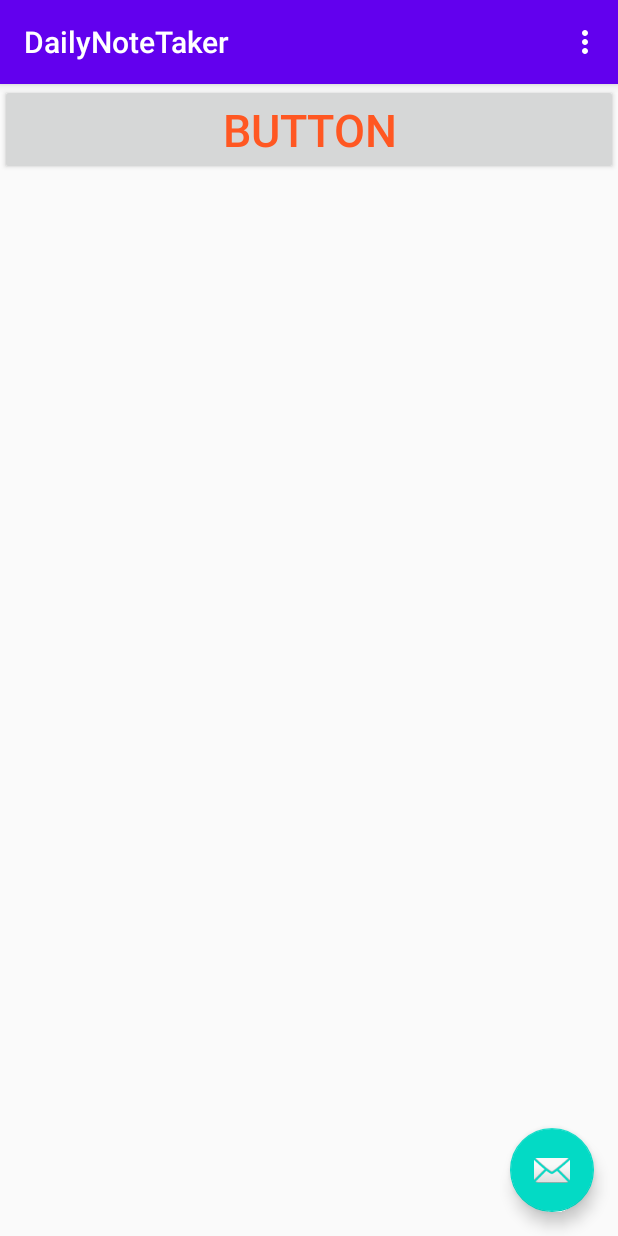
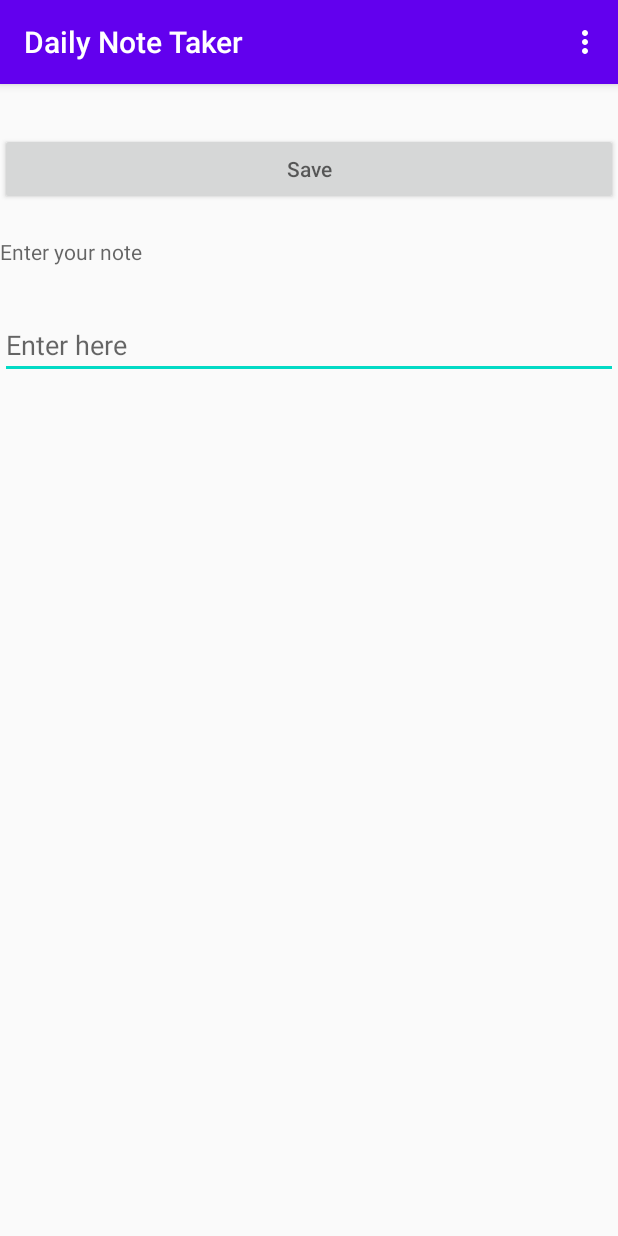
Before and after one commit to palsreturn2/DailyNoteTaker, an Android app: the screen it shows after launch (MainActivity), on a phone screen of 412 x 824 dp. Run offline under Robolectric (Android 15) with nearby library versions, the phone set to English and light mode, and no system bars.

Commit message:
Layout and button working

```diff
--- a/app/src/main/java/com/example/dailynotetaker/MainActivity.java
+++ b/app/src/main/java/com/example/dailynotetaker/MainActivity.java
@@ -1,5 +1,7 @@
 package com.example.dailynotetaker;
 
+import android.content.Context;
+import android.content.Intent;
 import android.os.Bundle;
 
 import com.google.android.material.floatingactionbutton.FloatingActionButton;
@@ -11,6 +13,8 @@ import androidx.appcompat.widget.Toolbar;
 import android.view.View;
 import android.view.Menu;
 import android.view.MenuItem;
+import android.widget.EditText;
+import android.widget.Toast;
 
 public class MainActivity extends AppCompatActivity {
 
@@ -20,15 +24,6 @@ public class MainActivity extends AppCompatActivity {
         setContentView(R.layout.activity_main);
         Toolbar toolbar = findViewById(R.id.toolbar);
         setSupportActionBar(toolbar);
-
-        FloatingActionButton fab = findViewById(R.id.fab);
-        fab.setOnClickListener(new View.OnClickListener() {
-            @Override
-            public void onClick(View view) {
-                Snackbar.make(view, "Replace with your own action", Snackbar.LENGTH_LONG)
-                        .setAction("Action", null).show();
-            }
-        });
     }
 
     @Override
@@ -52,4 +47,10 @@ public class MainActivity extends AppCompatActivity {
 
         return super.onOptionsItemSelected(item);
     }
+    public void showTextBoxMessage(View view)
+    {
+        Context context = getApplicationContext();
+        EditText textinput = (EditText)findViewById(R.id.textInput);
+        Toast.makeText(context,textinput.getText().toString(), Toast.LENGTH_LONG).show();
+    }
 }
--- a/app/src/main/res/layout/activity_main.xml
+++ b/app/src/main/res/layout/activity_main.xml
@@ -16,18 +16,59 @@
             android:layout_width="match_parent"
             android:layout_height="?attr/actionBarSize"
             android:background="?attr/colorPrimary"
-            app:popupTheme="@style/AppTheme.PopupOverlay" />
+            app:popupTheme="@style/AppTheme.PopupOverlay"
+            app:title="Daily Note Taker" />
 
     </com.google.android.material.appbar.AppBarLayout>
 
     <include layout="@layout/content_main" />
 
-    <com.google.android.material.floatingactionbutton.FloatingActionButton
-        android:id="@+id/fab"
-        android:layout_width="wrap_content"
-        android:layout_height="wrap_content"
-        android:layout_gravity="bottom|end"
-        android:layout_margin="@dimen/fab_margin"
-        app:srcCompat="@android:drawable/ic_dialog_email" />
+    <androidx.constraintlayout.widget.ConstraintLayout
+        android:id="@+id/constraintLayout"
+        android:layout_width="match_parent"
+        android:layout_height="match_parent"
+        app:layout_anchor="@+id/constraintLayout"
+        app:layout_anchorGravity="center">
+
+        <Button
+            android:id="@+id/button"
+            android:layout_width="0dp"
+            android:layout_height="wrap_content"
+            android:hint="@string/button_save"
+            android:onClick="showTextBoxMessage"
+            app:layout_constraintBottom_toBottomOf="parent"
+            app:layout_constraintEnd_toEndOf="parent"
+            app:layout_constraintHorizontal_bias="0.498"
+            app:layout_constraintStart_toStartOf="parent"
+            app:layout_constraintTop_toTopOf="parent"
+            app:layout_constraintVertical_bias="0.114" />
+
+        <TextView
+            android:id="@+id/textView"
+            android:layout_width="0dp"
+            android:layout_height="wrap_content"
+            android:hint="@string/text_instruction"
+            app:layout_constraintBottom_toBottomOf="parent"
+            app:layout_constraintEnd_toEndOf="parent"
+            app:layout_constraintHorizontal_bias="0.0"
+            app:layout_constraintStart_toStartOf="parent"
+            app:layout_constraintTop_toTopOf="parent"
+            app:layout_constraintVertical_bias="0.196" />
+
+        <EditText
+            android:id="@+id/textInput"
+            android:layout_width="0dp"
+            android:layout_height="wrap_content"
+            android:autofillHints=""
+            android:ems="10"
+            android:hint="@string/edittext_instruction"
+            android:inputType="textPersonName"
+            app:layout_constraintBottom_toBottomOf="parent"
+            app:layout_constraintEnd_toEndOf="parent"
+            app:layout_constraintStart_toStartOf="parent"
+            app:layout_constraintTop_toTopOf="parent"
+            app:layout_constraintVertical_bias="0.266" />
+
+    </androidx.constraintlayout.widget.ConstraintLayout>
 
 </androidx.coordinatorlayout.widget.CoordinatorLayout>
--- a/app/src/main/res/layout/content_main.xml
+++ b/app/src/main/res/layout/content_main.xml
@@ -4,17 +4,4 @@
     xmlns:tools="http://schemas.android.com/tools"
     android:layout_width="match_parent"
     android:layout_height="match_parent"
-    app:layout_behavior="@string/appbar_scrolling_view_behavior">
-
-    <Button
-        android:id="@+id/button"
-        android:layout_width="0dp"
-        android:layout_height="wrap_content"
-        android:text="Button"
-        android:textColor="#FF5722"
-        android:textSize="30sp"
-        app:layout_constraintEnd_toEndOf="parent"
-        app:layout_constraintStart_toStartOf="parent"
-        app:layout_constraintTop_toTopOf="parent"
-        tools:visibility="visible" />
-</androidx.constraintlayout.widget.ConstraintLayout>
+    app:layout_behavior="@string/appbar_scrolling_view_behavior"/>
--- a/app/src/main/res/values/strings.xml
+++ b/app/src/main/res/values/strings.xml
@@ -9,4 +9,7 @@
 
     <string name="hello_first_fragment">Hello first fragment</string>
     <string name="hello_second_fragment">Hello second fragment. Arg: %1$s</string>
+    <string name="button_save">Save</string>
+    <string name="text_instruction">Enter your note</string>
+    <string name="edittext_instruction">Enter here</string>
 </resources>
```
